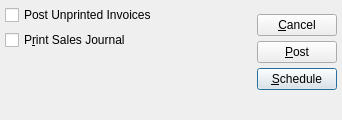
Before: the Qt Designer form guiclient/postInvoices.ui in knowhow/xtuple, drawn with Qt 5.
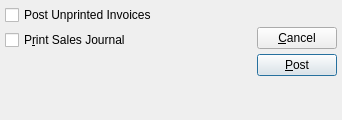
After: the same form once the commit is applied. Custom widgets are drawn as their Qt base class.

Patch:
```diff
--- a/guiclient/postInvoices.ui
+++ b/guiclient/postInvoices.ui
@@ -20,35 +20,17 @@
   <property name="windowTitle" >
    <string>Post Invoices</string>
   </property>
-  <layout class="QHBoxLayout" >
-   <property name="margin" >
-    <number>5</number>
-   </property>
-   <property name="spacing" >
-    <number>5</number>
-   </property>
+  <layout class="QHBoxLayout">
    <item>
-    <layout class="QVBoxLayout" >
-     <property name="margin" >
-      <number>0</number>
-     </property>
-     <property name="spacing" >
+    <layout class="QVBoxLayout">
+     <property name="spacing">
       <number>0</number>
      </property>
      <item>
-      <layout class="QVBoxLayout" >
-       <property name="margin" >
-        <number>0</number>
-       </property>
-       <property name="spacing" >
-        <number>5</number>
-       </property>
+      <layout class="QVBoxLayout">
        <item>
-        <layout class="QHBoxLayout" >
-         <property name="margin" >
-          <number>0</number>
-         </property>
-         <property name="spacing" >
+        <layout class="QHBoxLayout">
+         <property name="spacing">
           <number>0</number>
          </property>
          <item>
@@ -77,13 +59,7 @@
         </layout>
        </item>
        <item>
-        <layout class="QHBoxLayout" >
-         <property name="margin" >
-          <number>0</number>
-         </property>
-         <property name="spacing" >
-          <number>0</number>
-         </property>
+        <layout class="QHBoxLayout">
          <item>
           <widget class="XCheckBox" name="_printJournal" >
            <property name="text" >
@@ -130,21 +106,9 @@
     </layout>
    </item>
    <item>
-    <layout class="QVBoxLayout" >
-     <property name="margin" >
-      <number>0</number>
-     </property>
-     <property name="spacing" >
-      <number>0</number>
-     </property>
+    <layout class="QVBoxLayout">
      <item>
-      <layout class="QVBoxLayout" >
-       <property name="margin" >
-        <number>0</number>
-       </property>
-       <property name="spacing" >
-        <number>5</number>
-       </property>
+      <layout class="QVBoxLayout">
        <item>
         <widget class="QPushButton" name="_close" >
          <property name="text" >
@@ -157,17 +121,7 @@
          <property name="text" >
           <string>&amp;Post</string>
          </property>
-         <property name="default" >
-          <bool>true</bool>
-         </property>
-        </widget>
-       </item>
-       <item>
-        <widget class="QPushButton" name="_submit" >
-         <property name="text" >
-          <string>&amp;Schedule</string>
-         </property>
-         <property name="default" >
+         <property name="default">
           <bool>true</bool>
          </property>
         </widget>
@@ -194,7 +148,7 @@
    </item>
   </layout>
  </widget>
- <layoutdefault spacing="5" margin="5" />
+ <layoutdefault spacing="5" margin="5"/>
  <pixmapfunction>qPixmapFromMimeSource</pixmapfunction>
  <customwidgets>
   <customwidget>
```
Left out of the diff: 56 changed lines with no effect on the pictures.
